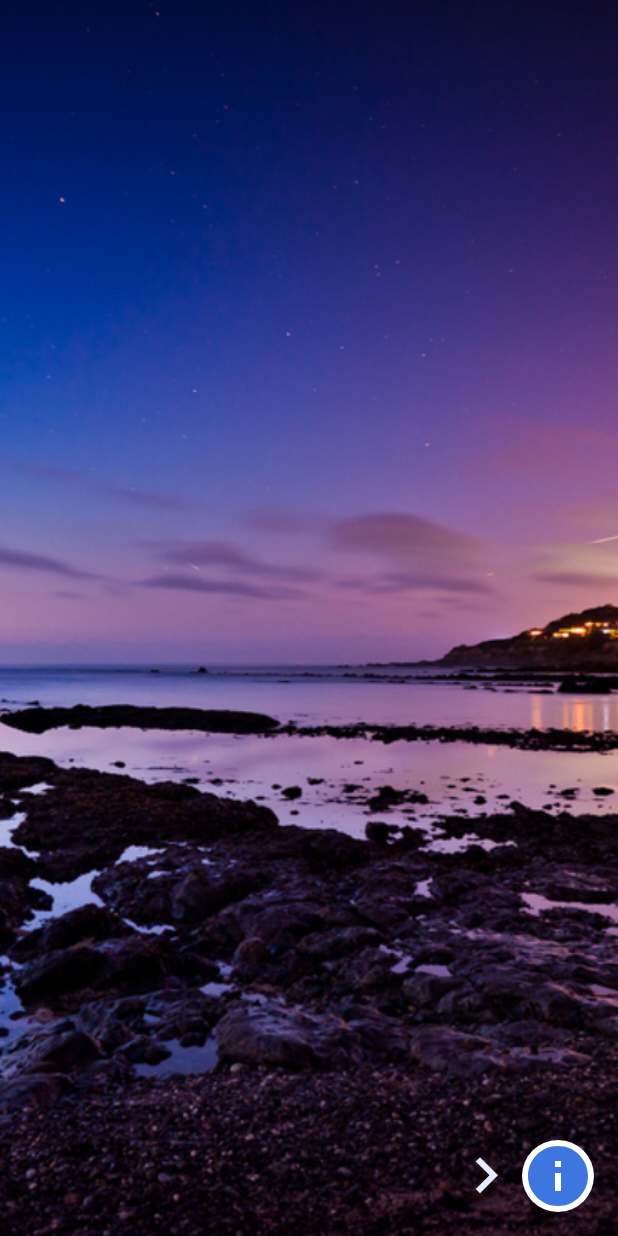
After one commit to gyqGitHub/ConstraintLayoutDemo, an Android app: the MotionConstraintHelperActivity screen opened directly, with no data from a screen before it, on a phone screen of 412 x 824 dp. The commit adds this screen. Run offline under Robolectric (Android 15) with nearby library versions, the phone set to English and light mode, and no system bars.

Commit message:
使用contraintHelper和MotionLayout结合动画

```diff
--- a/app/src/main/AndroidManifest.xml
+++ b/app/src/main/AndroidManifest.xml
@@ -9,7 +9,8 @@
         android:roundIcon="@mipmap/ic_launcher_round"
         android:supportsRtl="true"
         android:theme="@style/AppTheme">
-        <activity android:name=".MotionComplexImitateCoordinator2Activity"></activity>
+        <activity android:name=".MotionConstraintHelperActivity"></activity>
+        <activity android:name=".MotionComplexImitateCoordinator2Activity" />
         <activity android:name=".MotionComplexImitateCoordinatorActivity" />
         <activity android:name=".MotionViewPagerActivity" />
         <activity android:name=".MotionSidePanelActivity" />
--- /dev/null
+++ b/app/src/main/java/com/hsb/profession/constraintlayoutdemo/MotionConstraintHelperActivity.kt
@@ -0,0 +1,33 @@
+package com.hsb.profession.constraintlayoutdemo
+
+import android.content.Context
+import android.content.Intent
+import androidx.appcompat.app.AppCompatActivity
+import android.os.Bundle
+import android.view.View
+import androidx.constraintlayout.motion.widget.MotionLayout
+import kotlinx.android.synthetic.main.activity_motion_constraint_helper.*
+
+class MotionConstraintHelperActivity : AppCompatActivity() {
+
+    companion object{
+        @JvmStatic
+        fun start(context: Context) {
+            val starter = Intent(context, MotionConstraintHelperActivity::class.java)
+            context.startActivity(starter)
+        }
+    }
+
+    override fun onCreate(savedInstanceState: Bundle?) {
+        super.onCreate(savedInstanceState)
+        setContentView(R.layout.activity_motion_constraint_helper)
+    }
+
+    fun changeState(v: View?) {
+        if (motionLayout.progress > 0.5f) {
+            motionLayout.transitionToStart()
+        } else {
+            motionLayout.transitionToEnd()
+        }
+    }
+}
--- a/app/src/main/java/com/hsb/profession/constraintlayoutdemo/MotionLayoutActivity.kt
+++ b/app/src/main/java/com/hsb/profession/constraintlayoutdemo/MotionLayoutActivity.kt
@@ -47,5 +47,7 @@ class MotionLayoutActivity : AppCompatActivity() {
         btn_imitate_coordinator.setOnClickListener { MotionComplexImitateCoordinatorActivity.start(this) }
 
         btn_imitate_coordinator2.setOnClickListener { MotionComplexImitateCoordinator2Activity.start(this) }
+
+        btn_helper.setOnClickListener { MotionConstraintHelperActivity.start(this) }
     }
 }
--- /dev/null
+++ b/app/src/main/java/com/hsb/profession/helpers/ExampleFlyinBounceHelper.java
@@ -0,0 +1,60 @@
+/*
+ * Copyright (C) 2018 The Android Open Source Project
+ *
+ * Licensed under the Apache License, Version 2.0 (the "License");
+ * you may not use this file except in compliance with the License.
+ * You may obtain a copy of the License at
+ *
+ *      http://www.apache.org/licenses/LICENSE-2.0
+ *
+ * Unless required by applicable law or agreed to in writing, software
+ * distributed under the License is distributed on an "AS IS" BASIS,
+ * WITHOUT WARRANTIES OR CONDITIONS OF ANY KIND, either express or implied.
+ * See the License for the specific language governing permissions and
+ * limitations under the License.
+ */
+
+package com.hsb.profession.helpers;
+
+import android.animation.ObjectAnimator;
+import android.content.Context;
+import android.util.AttributeSet;
+import android.view.View;
+import android.view.animation.BounceInterpolator;
+
+import androidx.constraintlayout.widget.ConstraintHelper;
+import androidx.constraintlayout.widget.ConstraintLayout;
+
+public class ExampleFlyinBounceHelper extends ConstraintHelper {
+    protected ConstraintLayout mContainer;
+
+    public ExampleFlyinBounceHelper(Context context) {
+        super(context);
+    }
+
+    public ExampleFlyinBounceHelper(Context context, AttributeSet attrs) {
+        super(context, attrs);
+    }
+
+    public ExampleFlyinBounceHelper(Context context, AttributeSet attrs, int defStyleAttr) {
+        super(context, attrs, defStyleAttr);
+    }
+
+    /**
+     * @param container
+     * @hide
+     */
+    @Override
+    public void updatePreLayout(ConstraintLayout container) {
+        if (mContainer!=container) {
+            View[] views = getViews(container);
+            for (int i = 0; i < mCount; i++) {
+                View view = views[i];
+                ObjectAnimator animator = ObjectAnimator.ofFloat(view, "translationX", - 2000, 0).setDuration(1000);
+                animator.setInterpolator(new BounceInterpolator());
+                animator.start();
+            }
+        }
+        mContainer = container;
+    }
+}
--- /dev/null
+++ b/app/src/main/java/com/hsb/profession/helpers/FadeIn.java
@@ -0,0 +1,43 @@
+/*
+ * Copyright (C) 2018 The Android Open Source Project
+ *
+ * Licensed under the Apache License, Version 2.0 (the "License");
+ * you may not use this file except in compliance with the License.
+ * You may obtain a copy of the License at
+ *
+ *      http://www.apache.org/licenses/LICENSE-2.0
+ *
+ * Unless required by applicable law or agreed to in writing, software
+ * distributed under the License is distributed on an "AS IS" BASIS,
+ * WITHOUT WARRANTIES OR CONDITIONS OF ANY KIND, either express or implied.
+ * See the License for the specific language governing permissions and
+ * limitations under the License.
+ */
+
+package com.hsb.profession.helpers;
+
+import android.content.Context;
+import android.util.AttributeSet;
+import android.view.View;
+
+import androidx.constraintlayout.motion.widget.MotionHelper;
+
+public class FadeIn extends MotionHelper {
+
+    public FadeIn(Context context) {
+        super(context);
+    }
+
+    public FadeIn(Context context, AttributeSet attrs) {
+        super(context, attrs);
+    }
+
+    public FadeIn(Context context, AttributeSet attrs, int defStyleAttr) {
+        super(context, attrs, defStyleAttr);
+    }
+
+    @Override
+    public void setProgress(View view, float progress) {
+        view.setAlpha(progress);
+    }
+}
--- /dev/null
+++ b/app/src/main/java/com/hsb/profession/helpers/FadeOut.java
@@ -0,0 +1,43 @@
+/*
+ * Copyright (C) 2018 The Android Open Source Project
+ *
+ * Licensed under the Apache License, Version 2.0 (the "License");
+ * you may not use this file except in compliance with the License.
+ * You may obtain a copy of the License at
+ *
+ *      http://www.apache.org/licenses/LICENSE-2.0
+ *
+ * Unless required by applicable law or agreed to in writing, software
+ * distributed under the License is distributed on an "AS IS" BASIS,
+ * WITHOUT WARRANTIES OR CONDITIONS OF ANY KIND, either express or implied.
+ * See the License for the specific language governing permissions and
+ * limitations under the License.
+ */
+
+package com.hsb.profession.helpers;
+
+import android.content.Context;
+import android.util.AttributeSet;
+import android.view.View;
+
+import androidx.constraintlayout.motion.widget.MotionHelper;
+
+public class FadeOut extends MotionHelper {
+
+    public FadeOut(Context context) {
+        super(context);
+    }
+
+    public FadeOut(Context context, AttributeSet attrs) {
+        super(context, attrs);
+    }
+
+    public FadeOut(Context context, AttributeSet attrs, int defStyleAttr) {
+        super(context, attrs, defStyleAttr);
+    }
+
+    @Override
+    public void setProgress(View view, float progress) {
+        view.setAlpha(1f - progress);
+    }
+}
--- /dev/null
+++ b/app/src/main/res/layout/activity_motion_constraint_helper.xml
@@ -0,0 +1,63 @@
+<?xml version="1.0" encoding="utf-8"?>
+<androidx.constraintlayout.motion.widget.MotionLayout xmlns:android="http://schemas.android.com/apk/res/android"
+    xmlns:app="http://schemas.android.com/apk/res-auto"
+    xmlns:tools="http://schemas.android.com/tools"
+    android:id="@+id/motionLayout"
+    android:layout_width="match_parent"
+    android:layout_height="match_parent"
+    app:layoutDescription="@xml/scene_20">
+
+    <ImageView
+        android:id="@+id/imageView8"
+        android:layout_width="wrap_content"
+        android:layout_height="wrap_content"
+        android:scaleType="centerCrop"
+        android:visibility="invisible"
+        app:srcCompat="@drawable/sunset2"
+        tools:layout_editor_absoluteX="105dp"
+        tools:layout_editor_absoluteY="115dp" />
+
+    <TextView
+        android:id="@+id/textView23"
+        android:layout_width="wrap_content"
+        android:layout_height="wrap_content"
+        android:text="@string/lorem"
+        tools:layout_editor_absoluteX="88dp"
+        tools:layout_editor_absoluteY="510dp"
+        tools:text="@tools:sample/lorem/random" />
+
+    <ImageButton
+        android:id="@+id/imageButton2"
+        android:layout_width="wrap_content"
+        android:layout_height="wrap_content"
+        android:background="@drawable/wcircle"
+        android:tint="#3d76df"
+        android:onClick="changeState"
+        android:src="@drawable/ic_info_black_24dp"
+        tools:layout_editor_absoluteX="167dp"
+        tools:layout_editor_absoluteY="434dp" />
+
+    <TextView
+        android:id="@+id/textView24"
+        android:layout_width="wrap_content"
+        android:layout_height="wrap_content"
+        android:text="Informations"
+        android:textSize="24sp"
+        tools:layout_editor_absoluteX="8dp"
+        tools:layout_editor_absoluteY="465dp" />
+
+    <ImageView
+        android:id="@+id/imageView9"
+        android:layout_width="wrap_content"
+        android:layout_height="wrap_content"
+        android:rotation="0"
+        android:src="@drawable/ic_keyboard_arrow_right_black_24dp"
+        tools:layout_editor_absoluteX="264dp"
+        tools:layout_editor_absoluteY="586dp" />
+
+<!--    <com.hsb.profession.helpers.ExampleFlyinBounceHelper-->
+<!--        android:id="@+id/helper"-->
+<!--        android:layout_width="wrap_content"-->
+<!--        android:layout_height="wrap_content"-->
+<!--        app:constraint_referenced_ids="imageView9"/>-->
+</androidx.constraintlayout.motion.widget.MotionLayout>
--- a/app/src/main/res/layout/activity_motion_layout.xml
+++ b/app/src/main/res/layout/activity_motion_layout.xml
@@ -19,7 +19,7 @@
             btn_custom_attribute,btn_keyframe_position,btn_keyframe_attribute,
             btn_keyframe_cycle,btn_coordinator_1,btn_coordinator_2,
             btn_drawerLayout,btn_drawerLayout2,btn_sidePanel,btn_viewPager,
-            btn_imitate_coordinator,btn_imitate_coordinator2"
+            btn_imitate_coordinator,btn_imitate_coordinator2,btn_helper"
             android:layout_height="match_parent" />
 
         <Button
@@ -119,6 +119,13 @@
             android:layout_height="wrap_content"
             android:text="imitate_coordinator2"
             />
+
+        <Button
+            android:id="@+id/btn_helper"
+            android:layout_width="wrap_content"
+            android:layout_height="wrap_content"
+            android:text="helper"
+            />
     </androidx.constraintlayout.widget.ConstraintLayout>
 
 </androidx.core.widget.NestedScrollView>
--- a/app/src/main/res/values/strings.xml
+++ b/app/src/main/res/values/strings.xml
@@ -76,4 +76,7 @@ Child View先向下滚动最小高度值，
 
 当ScrollView将要向上滚动的时候， 优先将AppBarLayout的childView滚出屏幕，然后ScrollView才开始滚动
     </string>
+
+    <string name="lorem">Lorem ipsum dolor sit amet, consectetur adipiscing elit, sed do eiusmod tempor incididunt ut labore et dolore magna aliqua. Ut enim ad minim veniam, quis nostrud exercitation ullamco laboris nisi ut aliquip ex ea commodo consequat. Duis aute irure dolor in reprehenderit in voluptate velit esse cillum dolore eu fugiat nulla pariatur. Excepteur sint occaecat cupidatat non proident, sunt in culpa qui officia deserunt mollit anim id est laborum.</string>
+
 </resources>
--- /dev/null
+++ b/app/src/main/res/xml/scene_20.xml
@@ -0,0 +1,133 @@
+<?xml version="1.0" encoding="utf-8"?>
+<MotionScene xmlns:android="http://schemas.android.com/apk/res/android"
+    xmlns:motion="http://schemas.android.com/apk/res-auto" >
+
+    <ConstraintSet android:id="@+id/start">
+        <Constraint
+            android:id="@id/imageView8"
+            android:layout_width="0dp"
+            android:layout_height="match_parent"
+            android:layout_marginEnd="0dp"
+            motion:layout_constraintEnd_toEndOf="parent"
+            motion:layout_constraintStart_toStartOf="parent"
+            motion:layout_constraintTop_toTopOf="parent"
+            motion:layout_editor_absoluteX="0dp"
+            motion:layout_editor_absoluteY="0dp" />
+        <Constraint
+            android:id="@id/textView23"
+            android:layout_width="0dp"
+            android:layout_height="wrap_content"
+            android:layout_marginStart="16dp"
+            android:layout_marginLeft="16dp"
+            android:layout_marginTop="16dp"
+            android:layout_marginEnd="16dp"
+            android:layout_marginRight="16dp"
+            android:alpha="0"
+            motion:layout_constraintEnd_toEndOf="parent"
+            motion:layout_constraintStart_toStartOf="parent"
+            motion:layout_constraintTop_toBottomOf="@+id/textView24" />
+        <Constraint
+            android:id="@id/imageButton2"
+            android:layout_width="48dp"
+            android:layout_height="48dp"
+            android:layout_marginEnd="16dp"
+            android:layout_marginRight="16dp"
+            android:layout_marginBottom="16dp"
+            motion:layout_constraintBottom_toBottomOf="parent"
+            motion:layout_constraintEnd_toEndOf="parent" />
+        <Constraint
+            android:id="@id/textView24"
+            android:layout_width="wrap_content"
+            android:layout_height="wrap_content"
+            android:layout_marginTop="8dp"
+            android:alpha="0"
+            motion:layout_constraintStart_toStartOf="@+id/textView23"
+            motion:layout_constraintTop_toBottomOf="@+id/imageView8" />
+        <Constraint
+            android:id="@id/imageView9"
+            android:layout_width="wrap_content"
+            android:layout_height="wrap_content"
+            android:layout_marginEnd="0dp"
+            android:layout_marginRight="0dp"
+            android:rotation="0"
+            motion:layout_constraintBottom_toBottomOf="@+id/imageButton2"
+            motion:layout_constraintEnd_toStartOf="@+id/imageButton2"
+            motion:layout_constraintTop_toTopOf="@+id/imageButton2" />
+    </ConstraintSet>
+
+    <ConstraintSet android:id="@+id/end">
+        <Constraint
+            android:id="@id/imageView8"
+            android:layout_width="0dp"
+            android:layout_height="426dp"
+            android:layout_marginTop="0dp"
+            android:layout_marginBottom="-1dp"
+            motion:layout_constraintEnd_toEndOf="parent"
+            motion:layout_constraintTop_toTopOf="parent" />
+        <Constraint
+            android:id="@id/textView23"
+            android:layout_width="0dp"
+            android:layout_height="0dp"
+            android:layout_marginStart="16dp"
+            android:layout_marginLeft="16dp"
+            android:layout_marginTop="16dp"
+            android:layout_marginEnd="16dp"
+            android:layout_marginRight="16dp"
+            android:alpha="1"
+            motion:layout_constraintBottom_toBottomOf="parent"
+            motion:layout_constraintEnd_toEndOf="parent"
+            motion:layout_constraintStart_toStartOf="parent"
+            motion:layout_constraintTop_toBottomOf="@+id/textView24" />
+        <Constraint
+            android:id="@id/imageButton2"
+            android:layout_width="64dp"
+            android:layout_height="64dp"
+            motion:layout_constraintBottom_toBottomOf="@+id/imageView8"
+            motion:layout_constraintEnd_toEndOf="parent"
+            motion:layout_constraintStart_toStartOf="parent"
+            motion:layout_constraintTop_toBottomOf="@+id/imageView8" />
+        <Constraint
+            android:id="@id/textView24"
+            android:layout_width="wrap_content"
+            android:layout_height="wrap_content"
+            android:layout_marginTop="8dp"
+            android:alpha="1"
+            motion:layout_constraintStart_toStartOf="@+id/textView23"
+            motion:layout_constraintTop_toBottomOf="@+id/imageView8" />
+        <Constraint
+            android:id="@id/imageView9"
+            android:layout_width="wrap_content"
+            android:layout_height="wrap_content"
+            android:layout_marginEnd="8dp"
+            android:layout_marginRight="8dp"
+            android:layout_marginBottom="0dp"
+            android:rotation="90"
+            motion:layout_constraintBottom_toBottomOf="@+id/imageView8"
+            motion:layout_constraintEnd_toEndOf="parent" />
+    </ConstraintSet>
+
+    <Transition
+        motion:constraintSetEnd="@+id/end"
+        motion:constraintSetStart="@+id/start"
+        motion:duration="1000"
+        motion:motionInterpolator="linear">
+
+        <OnSwipe
+            motion:touchAnchorId="@+id/imageView8"
+            motion:touchAnchorSide="bottom"
+            motion:dragDirection="dragUp" />
+
+        <KeyFrameSet>
+            <KeyAttribute
+                android:rotation="0"
+                motion:framePosition="1"
+                motion:motionTarget="@id/imageView9" />
+            <KeyPosition
+                motion:framePosition="40"
+                motion:percentX="-0.9"
+                motion:percentY="0.5"
+                motion:motionTarget="@id/imageView9"
+                motion:keyPositionType="deltaRelative" />
+        </KeyFrameSet>
+    </Transition>
+</MotionScene>
```
